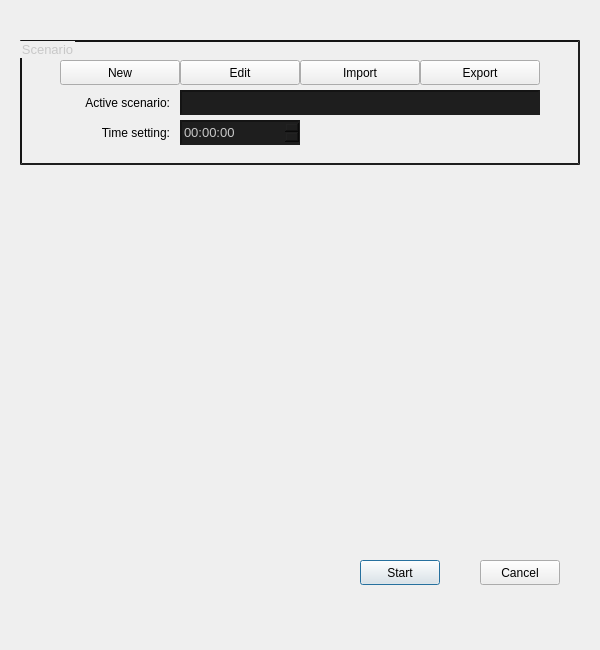
The window that ui/dialogmainmenu.ui (ignmiz/ATC_Console) describes before a commit, drawn with Qt 5.
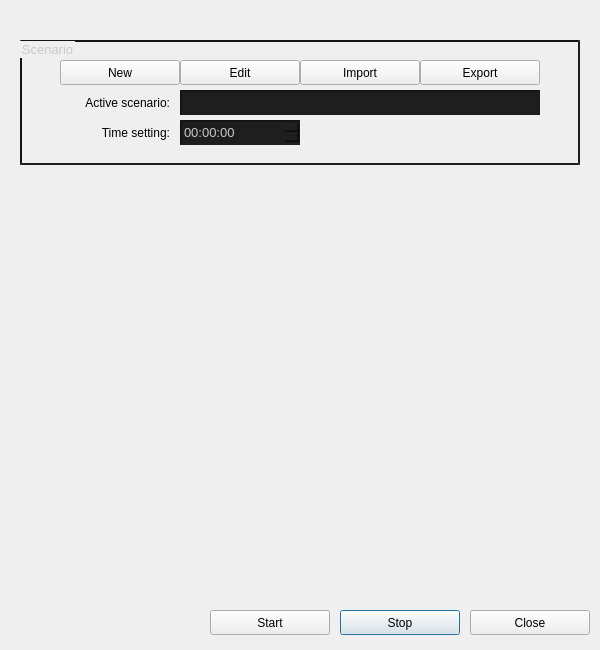
The same window after the commit.

The edit to the form file:
```diff
--- a/ui/dialogmainmenu.ui
+++ b/ui/dialogmainmenu.ui
@@ -13,30 +13,30 @@
   <property name="windowTitle">
    <string>Dialog</string>
   </property>
-  <widget class="QPushButton" name="buttonStart">
+  <widget class="QPushButton" name="buttonStop">
    <property name="geometry">
     <rect>
-     <x>360</x>
-     <y>560</y>
-     <width>80</width>
+     <x>340</x>
+     <y>610</y>
+     <width>120</width>
      <height>25</height>
     </rect>
    </property>
    <property name="text">
-    <string>Start</string>
+    <string>Stop</string>
    </property>
   </widget>
   <widget class="QPushButton" name="buttonCancel">
    <property name="geometry">
     <rect>
-     <x>480</x>
-     <y>560</y>
-     <width>80</width>
+     <x>470</x>
+     <y>610</y>
+     <width>120</width>
      <height>25</height>
     </rect>
    </property>
    <property name="text">
-    <string>Cancel</string>
+    <string>Close</string>
    </property>
   </widget>
   <widget class="QGroupBox" name="groupBox">
@@ -193,6 +193,19 @@
     </property>
    </widget>
   </widget>
+  <widget class="QPushButton" name="buttonStart">
+   <property name="geometry">
+    <rect>
+     <x>210</x>
+     <y>610</y>
+     <width>120</width>
+     <height>25</height>
+    </rect>
+   </property>
+   <property name="text">
+    <string>Start</string>
+   </property>
+  </widget>
  </widget>
  <resources/>
  <connections/>
```
Left out of the diff: 2 changed lines with no effect on the pictures.
